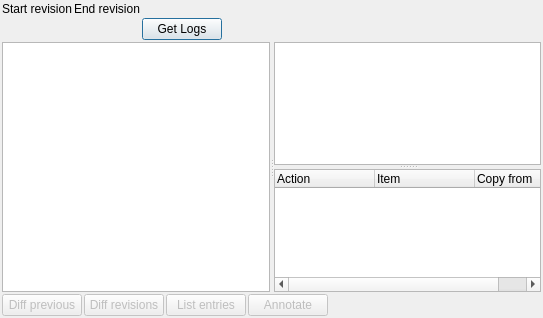
Above: src/svnfrontend/svnlogdlg.ui from KDE/kdesvn before the change. Below: the same form after it.
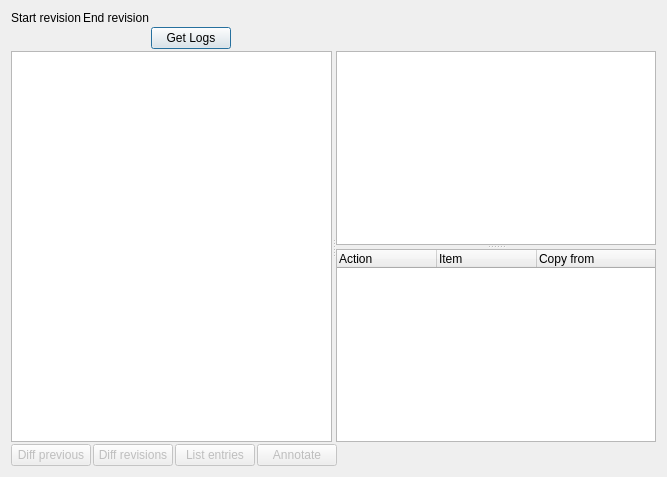
That is the form after the change. Custom widgets are drawn as their Qt base class.

Commit message: fixed layout warnings in log dialog (#596) - KDialog class always tries to add a new layout...

Patch:
```diff
--- a/src/svnfrontend/svnlogdlg.ui
+++ b/src/svnfrontend/svnlogdlg.ui
@@ -6,8 +6,8 @@
    <rect>
     <x>0</x>
     <y>0</y>
-    <width>543</width>
-    <height>318</height>
+    <width>667</width>
+    <height>477</height>
    </rect>
   </property>
   <property name="contextMenuPolicy" >
@@ -16,9 +16,18 @@
   <property name="windowTitle" >
    <string>SVN Log</string>
   </property>
+  <widget class="QWidget" native="1" name="mMainWidget" >
+   <property name="geometry" >
+    <rect>
+     <x>9</x>
+     <y>9</y>
+     <width>649</width>
+     <height>459</height>
+    </rect>
+   </property>
   <layout class="QVBoxLayout" name="verticalLayout" >
    <item>
-    <layout class="QHBoxLayout" >
+     <layout class="QHBoxLayout" name="HauptLayout" >
      <item>
       <layout class="QGridLayout" >
        <item row="1" column="2" >
@@ -249,6 +258,7 @@
    </item>
   </layout>
  </widget>
+ </widget>
  <layoutdefault spacing="2" margin="2" />
  <customwidgets>
   <customwidget>
```
Left out of the diff: 6 changed lines with no effect on the pictures. Lines whose indentation alone changed are shown as unchanged. The commit also changes 2 other files.
